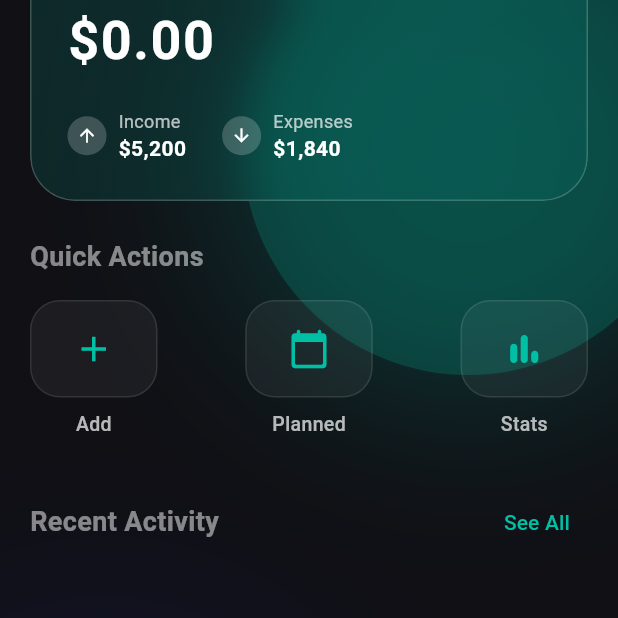
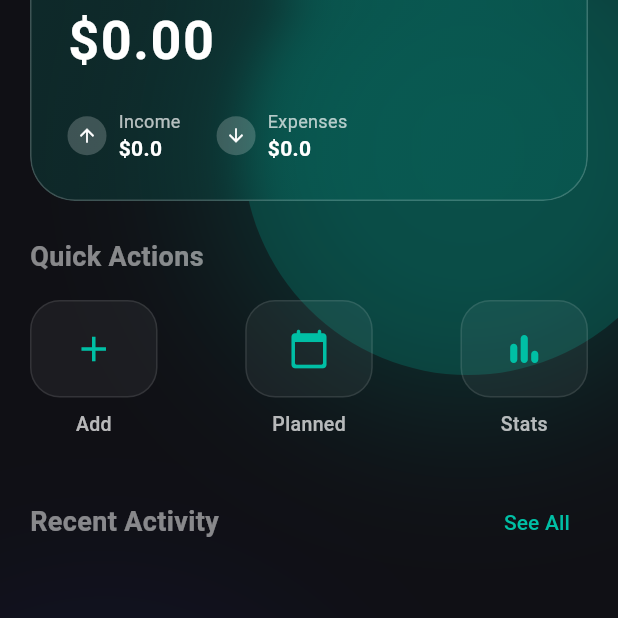
Before and after one commit to Jkz1/PennyWise, a Flutter app: the HomePage screen opened directly, scrolled down 161 dp, on a phone screen of 412 x 824 dp, the top half of it. Run offline on Flutter 3.47's test engine with Material 3 defaults, Android fonts, the phone set to English and light mode, and no system bars; our stand-ins replace cloud_firestore, firebase_auth, firebase_core, fl_chart, flutter_riverpod, shared_preferences; accounts and stored records are empty.

Commit message:
Integrate some stat

```diff
--- a/lib/main.dart
+++ b/lib/main.dart
@@ -34,7 +34,7 @@ class MainApp extends ConsumerWidget {
       darkTheme: FinTrackTheme.darkTheme,
       themeMode: isDark ? ThemeMode.dark : ThemeMode.light,
       home:
-          // isLoggedIn ? const HomePage() :
+          isLoggedIn ? const HomePage() :
           const LoginPage(),
     );
   }
--- /dev/null
+++ b/lib/provider/statProv.dart
@@ -0,0 +1,62 @@
+import 'package:cloud_firestore/cloud_firestore.dart';
+import 'package:flutter_riverpod/flutter_riverpod.dart';
+import 'package:flutter_riverpod/legacy.dart';
+import 'package:intl/intl.dart';
+import 'package:penny_wise/provider/wallet.dart';
+
+final monthlyIncomeExpensesProvider =
+    Provider.family<Map<String, dynamic>, DateTime>((ref, selectedDate) {
+      final transactionsAsync = ref.watch(transactionHistory);
+
+      return transactionsAsync.maybeWhen(
+        data: (list) {
+          final filteredItems = list.where((t) {
+            final rawTimestamp = t['timestamp'];
+            final date = DateFormat("HH:mm dd/MM/yyyy").parse(rawTimestamp);
+
+            return date.month == selectedDate.month &&
+                date.year == selectedDate.year;
+          });
+
+          double totalIncome = 0;
+          double totalExpense = 0;
+
+          // These maps will store category names as keys and their sums as values
+          Map<String, double> incomeByCategory = {};
+          Map<String, double> expenseByCategory = {};
+
+          for (var item in filteredItems) {
+            final amt = (item['amount'] as num).toDouble();
+            final category = item['category'] ?? 'Other';
+
+            if (item['isExpense'] == false) {
+              totalIncome += amt;
+              incomeByCategory[category] =
+                  (incomeByCategory[category] ?? 0) + amt;
+            } else {
+              totalExpense += amt;
+              expenseByCategory[category] =
+                  (expenseByCategory[category] ?? 0) + amt;
+            }
+          }
+
+          return {
+            'totalIncome': totalIncome,
+            'totalExpense': totalExpense,
+            'balance': totalIncome - totalExpense,
+            'incomeCategories': incomeByCategory,
+            'expenseCategories': expenseByCategory,
+          };
+        },
+        orElse: () => {
+          'totalIncome': 0.0,
+          'totalExpense': 0.0,
+          'balance': 0.0,
+          'incomeCategories': <String, double>{},
+          'expenseCategories': <String, double>{},
+        },
+      );
+    });
+
+// Default to the current month
+final activeMonthProvider = StateProvider<DateTime>((ref) => DateTime.now());
--- a/lib/provider/wallet.dart
+++ b/lib/provider/wallet.dart
@@ -22,7 +22,6 @@ final walletListProvider = StreamProvider<List<dynamic>>((ref) {
           final data = doc.data();
           // 2. Add the ID into the map
           data['id'] = doc.id;
-
           return data;
         }).toList();
       });
--- a/lib/screens/home.dart
+++ b/lib/screens/home.dart
@@ -13,6 +13,7 @@ import 'package:penny_wise/components/sectionHeader.dart';
 import 'package:penny_wise/modalComponent/quickStatModal.dart';
 import 'package:penny_wise/model/expenseCategory.dart';
 import 'package:penny_wise/provider/darkModeProv.dart';
+import 'package:penny_wise/provider/statProv.dart';
 import 'package:penny_wise/provider/wallet.dart';
 import 'package:penny_wise/screens/analytics.dart';
 import 'package:penny_wise/screens/planned.dart';
@@ -42,13 +43,25 @@ class _HomePageState extends ConsumerState<HomePage> {
   _showAddExpenseSheet() {
     final isDarkMode = Theme.of(context).brightness == Brightness.dark;
     final textColor = FinTrackTheme.getTextColor(isDarkMode);
-
+    final walletsAsync = ref.watch(walletListProvider);
+    walletsAsync.whenData((wallets) {
+      if (wallets.isEmpty || wallets.every((w) => w['isDeleted'])) {
+        ScaffoldMessenger.of(context).showSnackBar(
+          const SnackBar(
+            content: Text('Please add a wallet before transferring.'),
+            backgroundColor: Colors.amber,
+            behavior: SnackBarBehavior.floating,
+          ),
+        );
+        return;
+      }
       showModalBottomSheet(
         context: context,
         isScrollControlled: true,
         backgroundColor: Colors.transparent,
         builder: (context) => ExpenseModal(isDarkMode: isDarkMode),
       );
+    });
   }
 
   _showQuickStatsSheet() {
@@ -604,6 +617,9 @@ class _HomePageState extends ConsumerState<HomePage> {
 
   @override
   Widget build(BuildContext context) {
+    final monthlyStats = ref.watch(
+      monthlyIncomeExpensesProvider(ref.watch(activeMonthProvider)),
+    );
     final transactionHistoryProv = ref.watch(transactionHistory);
     final isDarkMode = Theme.of(context).brightness == Brightness.dark;
     final textColor = FinTrackTheme.getTextColor(isDarkMode);
@@ -754,6 +770,7 @@ class _HomePageState extends ConsumerState<HomePage> {
     bool isDarkMode,
   ) {
     final totalBalance = ref.watch(totalBalanceProvider);
+    final stats =  ref.watch(monthlyIncomeExpensesProvider(ref.watch(activeMonthProvider)));
     return ClipRRect(
       borderRadius: BorderRadius.circular(30),
       child: BackdropFilter(
@@ -799,7 +816,9 @@ class _HomePageState extends ConsumerState<HomePage> {
                 ],
               ),
               Text(
-                _isBalanceVisible ? CurrencyFormatter.format(totalBalance) : "*******",
+                _isBalanceVisible
+                    ? CurrencyFormatter.format(totalBalance)
+                    : "*******",
                 style: const TextStyle(
                   color: Colors.white,
                   fontSize: 36,
@@ -810,9 +829,9 @@ class _HomePageState extends ConsumerState<HomePage> {
               const SizedBox(height: 20),
               Row(
                 children: [
-                  _buildStatItem(Icons.arrow_upward, "Income", "\$5,200"),
+                  _buildStatItem(Icons.arrow_upward, "Income", "\$${stats['totalIncome']}"),
                   const SizedBox(width: 24),
-                  _buildStatItem(Icons.arrow_downward, "Expenses", "\$1,840"),
+                  _buildStatItem(Icons.arrow_downward, "Expenses", "\$${stats['totalExpense']}"),
                 ],
               ),
             ],
--- a/lib/screens/login.dart
+++ b/lib/screens/login.dart
@@ -9,6 +9,7 @@ import 'package:penny_wise/screens/home.dart';
 import 'package:penny_wise/screens/registration.dart';
 import 'package:penny_wise/services/auth.dart';
 import 'package:penny_wise/theme.dart';
+import 'package:shared_preferences/shared_preferences.dart';
 
 class LoginPage extends ConsumerStatefulWidget {
   const LoginPage({super.key});
@@ -43,6 +44,8 @@ class _LoginPageState extends ConsumerState<LoginPage> {
       String password = passwordController.text;
       try {
         await authService.login(email, password);
+        final SharedPreferences prefs = await SharedPreferences.getInstance();
+        await prefs.setBool('is_logged_in', true);
         ScaffoldMessenger.of(context).showSnackBar(
           SnackBar(
             content: Text("Login Successful!"),
--- a/lib/screens/wallet.dart
+++ b/lib/screens/wallet.dart
@@ -85,7 +85,7 @@ class WalletPage extends ConsumerWidget {
             onTransfer: () {
               walletsAsync.when(
                 data: (wallets) {
-                  if (wallets.isEmpty) {
+                  if (wallets.isEmpty || wallets.every((w) => w['isDeleted'])) {
                     ScaffoldMessenger.of(context).showSnackBar(
                       const SnackBar(
                         content: Text(
@@ -132,7 +132,7 @@ class WalletPage extends ConsumerWidget {
               loading: () => const Center(child: CircularProgressIndicator()),
               error: (err, stack) => _buildErrorState(err.toString()),
               data: (wallets) {
-                if (wallets.isEmpty) {
+                if (wallets.isEmpty || wallets.every((w) => w['isDeleted'])) {
                   return _buildEmptyState(isDarkMode, textColor);
                 }
 
--- a/lib/services/wallet.dart
+++ b/lib/services/wallet.dart
@@ -15,6 +15,7 @@ class WalletService {
       'balance': 0.0,
       'colorValue': colorValue,
       'createdAt': FieldValue.serverTimestamp(),
+      'isDeleted': false,
     });
   }
 
@@ -66,6 +67,6 @@ class WalletService {
         .doc(uid)
         .collection('wallets')
         .doc(walletId)
-        .delete();
+        .update({'isDeleted': true});
   }
 }
```
Lines whose indentation alone changed are shown as unchanged.
